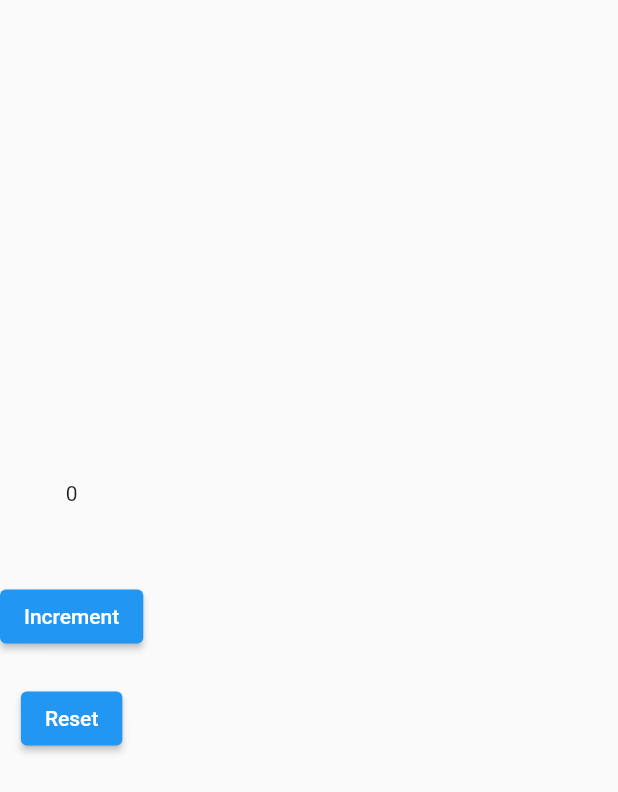
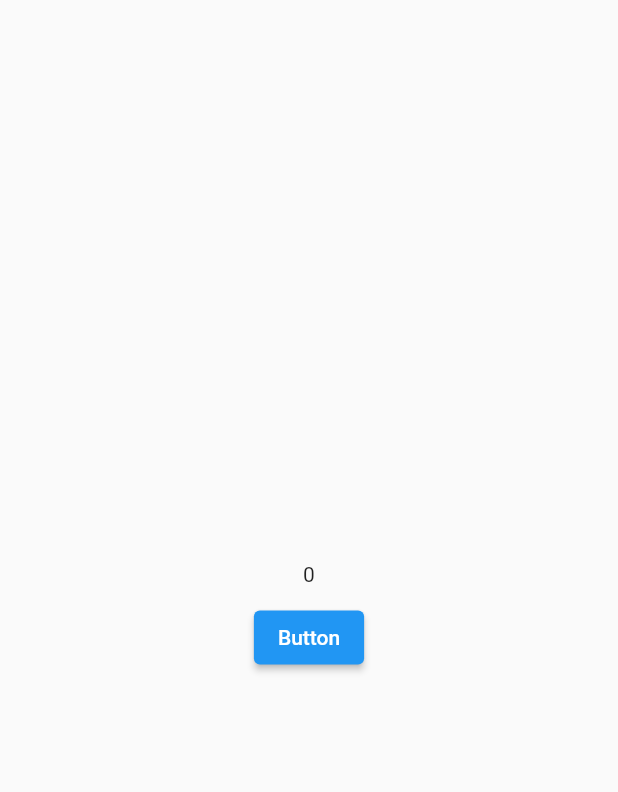
Before and after one commit to penguinExp/pristine_proto, a Flutter app: the screen it shows after launch, on a phone screen of 412 x 824 dp. Shown: the top 792 px of the screen. Run offline on Flutter 3.47's test engine with Material 2 defaults, Android fonts, the phone set to English and light mode, and no system bars.

Commit message:
completed pristine state widget for easier state management

```diff
--- a/lib/main.dart
+++ b/lib/main.dart
@@ -37,42 +37,58 @@ class _CounterViewState extends State<CounterView> {
   @override
   Widget build(BuildContext context) {
     return Scaffold(
-      body: Column(
-        mainAxisAlignment: MainAxisAlignment.center,
-        crossAxisAlignment: CrossAxisAlignment.center,
-        children: [
-          ValueWidget<int>(
-            widget: (value) => Text('$value'),
-            stateManager: counter,
-          ),
-          const SizedBox(height: 50),
-          ElevatedButton(
-            child: const Text('Increment'),
-            onPressed: () {
-              counter.update((p0) {
-                return p0 + 1;
-              });
-            },
-          ),
-          const SizedBox(height: 20),
-          ElevatedButton(
-            child: const Text('Reset'),
-            onPressed: () {
-              counter.assign(0);
-            },
-          ),
-        ],
+      body: Center(
+        child: Column(
+          mainAxisAlignment: MainAxisAlignment.center,
+          crossAxisAlignment: CrossAxisAlignment.center,
+          children: [
+            // ValueWidget<int>(
+            //   widget: (value) => Text('$value'),
+            //   stateManager: counter,
+            // ),
+            // const SizedBox(height: 50),
+            // ElevatedButton(
+            //   child: const Text('Increment'),
+            //   onPressed: () {
+            //     counter.update((p0) {
+            //       return p0 + 1;
+            //     });
+            //   },
+            // ),
+            // const SizedBox(height: 20),
+            // ElevatedButton(
+            //   child: const Text('Reset'),
+            //   onPressed: () {
+            //     counter.assign(0);
+            //   },
+            // ),
+            CounterWidget(),
+          ],
+        ),
       ),
     );
   }
 }
 
 // This is the example of the slider widget
-class SliderWidget extends PristineStateWidget<int> {
-  const SliderWidget({Key? key}) : super(key: key, initialValue: 0);
+class CounterWidget extends PristineStateWidget<int> {
+  CounterWidget({Key? key}) : super(key: key, initialValue: 0);
 
   @override
   Widget build(BuildContext context, int state) {
-    return Text(state.toString());
+    return Column(
+      children: [
+        Text(state.toString()),
+        const SizedBox(
+          height: 10,
+        ),
+        ElevatedButton(
+          child: const Text("Button"),
+          onPressed: () {
+            update(state + 1);
+          },
+        ),
+      ],
+    );
   }
 }
```
Also changed, not shown: lib/state_widget.dart (+12 -9 lines).
